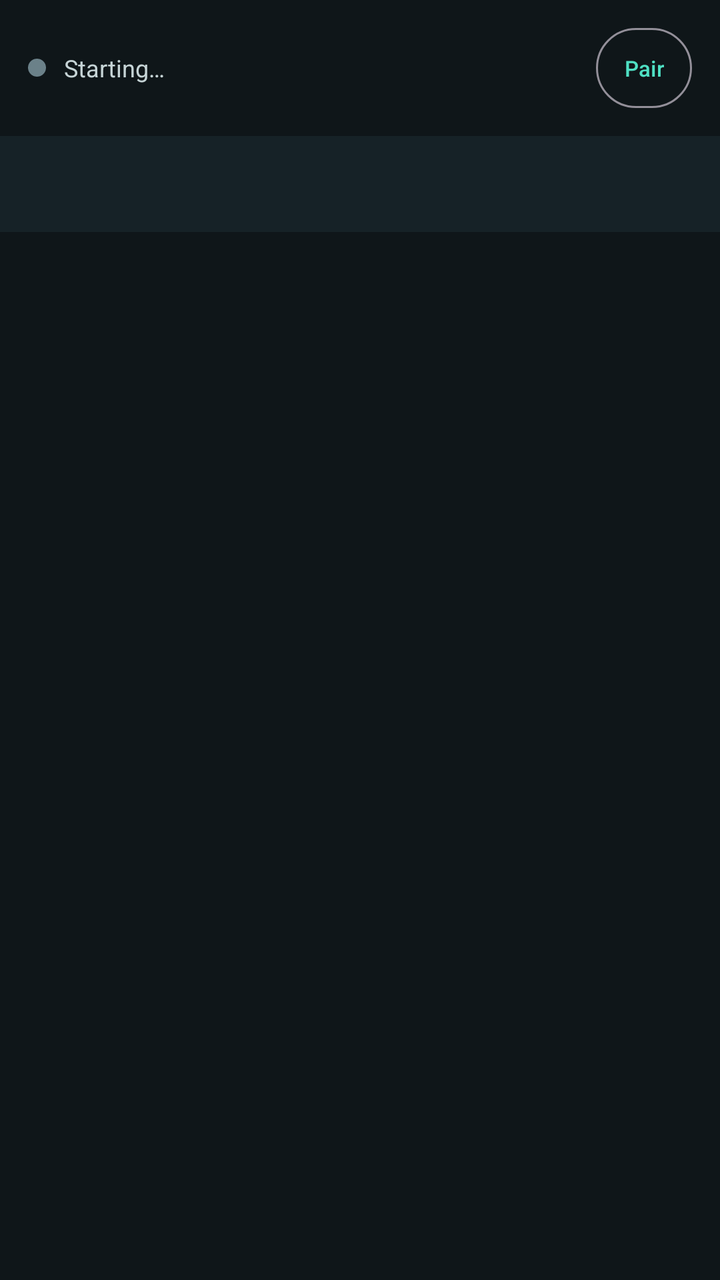
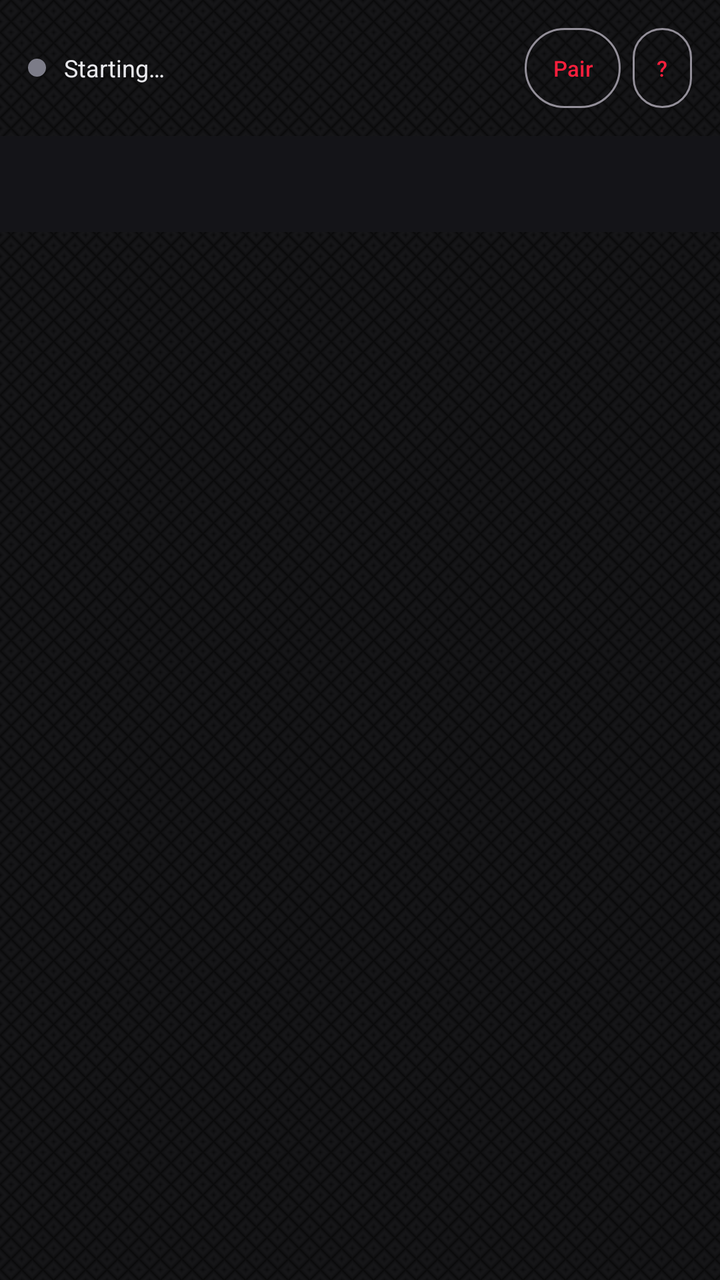

Before-and-after screenshots of an Android layout around one commit, followed by the original layout XML and the change that was made.
<!-- AndroidManifest.xml: application theme Theme.GestureMouse -->
<!-- res/layout/activity_main.xml -->
<?xml version="1.0" encoding="utf-8"?>
<LinearLayout xmlns:android="http://schemas.android.com/apk/res/android"
    xmlns:app="http://schemas.android.com/apk/res-auto"
    android:layout_width="match_parent"
    android:layout_height="match_parent"
    android:orientation="vertical"
    android:background="@color/ink"
    android:fitsSystemWindows="true">

    
    <LinearLayout
        android:layout_width="match_parent"
        android:layout_height="wrap_content"
        android:orientation="horizontal"
        android:gravity="center_vertical"
        android:paddingHorizontal="14dp"
        android:paddingVertical="10dp">

        <View
            android:id="@+id/statusDot"
            android:layout_width="9dp"
            android:layout_height="9dp"
            android:layout_marginEnd="9dp"
            android:background="@drawable/dot" />

        <TextView
            android:id="@+id/statusText"
            android:layout_width="0dp"
            android:layout_height="wrap_content"
            android:layout_weight="1"
            android:text="Starting…"
            android:textSize="12sp"
            android:textColor="@color/paper"
            android:maxLines="2" />

        <com.google.android.material.button.MaterialButton
            android:id="@+id/pairButton"
            style="@style/Widget.Material3.Button.OutlinedButton"
            android:layout_width="wrap_content"
            android:layout_height="wrap_content"
            android:minWidth="0dp"
            android:paddingHorizontal="14dp"
            android:text="Pair"
            android:textSize="11sp" />
    </LinearLayout>

    <com.google.android.material.tabs.TabLayout
        android:id="@+id/tabs"
        android:layout_width="match_parent"
        android:layout_height="wrap_content"
        app:tabGravity="fill"
        app:tabMode="fixed"
        app:tabTextColor="@color/dim"
        app:tabSelectedTextColor="@color/track"
        app:tabIndicatorColor="@color/track"
        android:background="@color/panel" />

    <androidx.viewpager2.widget.ViewPager2
        android:id="@+id/pager"
        android:layout_width="match_parent"
        android:layout_height="0dp"
        android:layout_weight="1" />
</LinearLayout>
<!-- resources referenced by this layout -->
<resources>
  <color name="dim">#FF6B8189</color>
  <color name="ink">#FF0F1619</color>
  <color name="panel">#FF162227</color>
  <color name="paper">#FFC6D4D6</color>
  <color name="track">#FF4FE0C4</color>
  <!-- drawable dot (drawable) -->
  <?xml version="1.0" encoding="utf-8"?>
  <shape xmlns:android="http://schemas.android.com/apk/res/android"
      android:shape="oval">
      <solid android:color="@color/dim" />
  </shape>
  <style name="Theme.GestureMouse" parent="Theme.Material3.Dark.NoActionBar">
          <item name="colorPrimary">@color/track</item>
          <item name="colorOnPrimary">@color/ink</item>
          <item name="colorSecondary">@color/fire</item>
          <item name="android:colorBackground">@color/ink</item>
          <item name="android:statusBarColor">@color/ink</item>
          <item name="android:navigationBarColor">@color/ink</item>
          <item name="android:textColor">@color/paper</item>
          <item name="tabIndicatorColor">@color/track</item>
      </style>
  <color name="fire">#FFFFC24B</color>
</resources>

<!-- the commit's change to res/layout/activity_main.xml (unified diff, before → after) -->
@@ -4,7 +4,7 @@
     android:layout_width="match_parent"
     android:layout_height="match_parent"
     android:orientation="vertical"
-    android:background="@color/ink"
+    android:background="@drawable/carbon_fiber"
     android:fitsSystemWindows="true">
 
     
@@ -42,6 +42,19 @@
             android:paddingHorizontal="14dp"
             android:text="Pair"
             android:textSize="11sp" />
+
+        
+        <com.google.android.material.button.MaterialButton
+            android:id="@+id/helpButton"
+            style="@style/Widget.Material3.Button.OutlinedButton"
+            android:layout_width="wrap_content"
+            android:layout_height="wrap_content"
+            android:layout_marginStart="6dp"
+            android:minWidth="0dp"
+            android:paddingHorizontal="12dp"
+            android:text="?"
+            android:contentDescription="Show the walkthrough"
+            android:textSize="11sp" />
     </LinearLayout>
 
     <com.google.android.material.tabs.TabLayout
<!-- resource entries referenced after the edit -->
@@ -1,10 +1,15 @@
 <!-- resources referenced by this layout -->
 <resources>
-  <color name="dim">#FF6B8189</color>
-  <color name="ink">#FF0F1619</color>
-  <color name="panel">#FF162227</color>
-  <color name="paper">#FFC6D4D6</color>
-  <color name="track">#FF4FE0C4</color>
+  <color name="dim">#FF7C7C88</color>
+  <color name="panel">#FF141418</color>
+  <color name="paper">#FFE8E8EC</color>
+  <color name="track">#FFFF1F3D</color>
+  <!-- drawable carbon_fiber (drawable) -->
+  <?xml version="1.0" encoding="utf-8"?>
+  <bitmap xmlns:android="http://schemas.android.com/apk/res/android"
+      android:src="@drawable/carbon_tile"
+      android:tileMode="repeat"
+      android:dither="true" />
   <!-- drawable dot (drawable) -->
   <?xml version="1.0" encoding="utf-8"?>
   <shape xmlns:android="http://schemas.android.com/apk/res/android"
@@ -13,7 +18,7 @@
   </shape>
   <style name="Theme.GestureMouse" parent="Theme.Material3.Dark.NoActionBar">
           <item name="colorPrimary">@color/track</item>
-          <item name="colorOnPrimary">@color/ink</item>
+          <item name="colorOnPrimary">@color/paper</item>
           <item name="colorSecondary">@color/fire</item>
           <item name="android:colorBackground">@color/ink</item>
           <item name="android:statusBarColor">@color/ink</item>
@@ -21,6 +26,8 @@
           <item name="android:textColor">@color/paper</item>
           <item name="tabIndicatorColor">@color/track</item>
       </style>
-  <color name="fire">#FFFFC24B</color>
+  <!-- drawable carbon_tile: png bitmap (drawable-nodpi, 375 bytes) -->
+  <color name="fire">#FFFFA62B</color>
+  <color name="ink">#FF0A0A0C</color>
 </resources>
 
